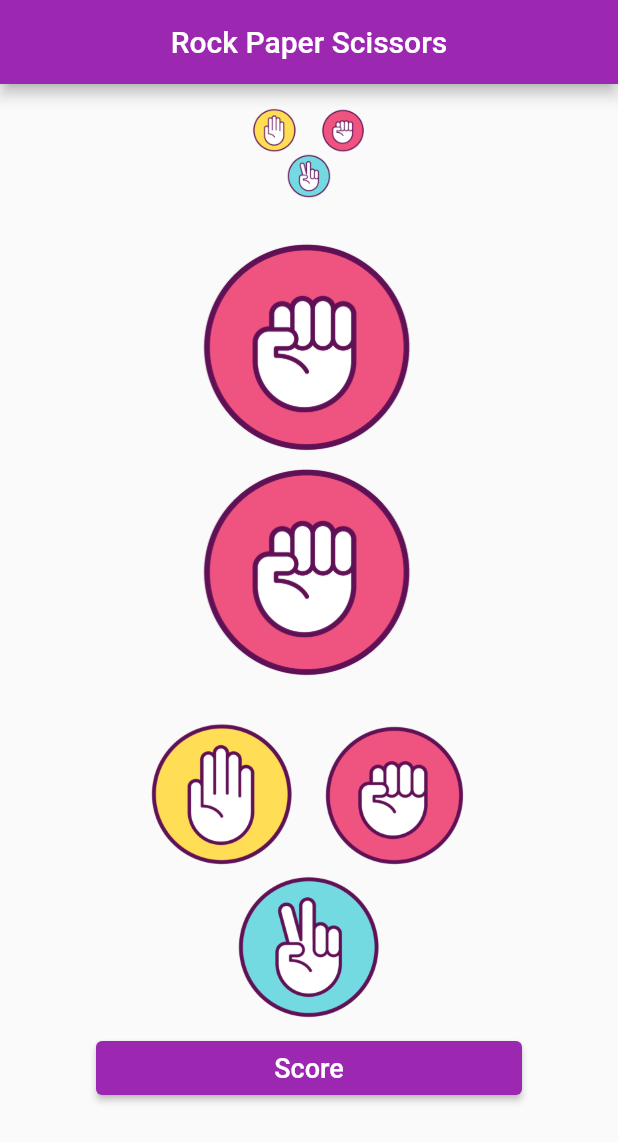
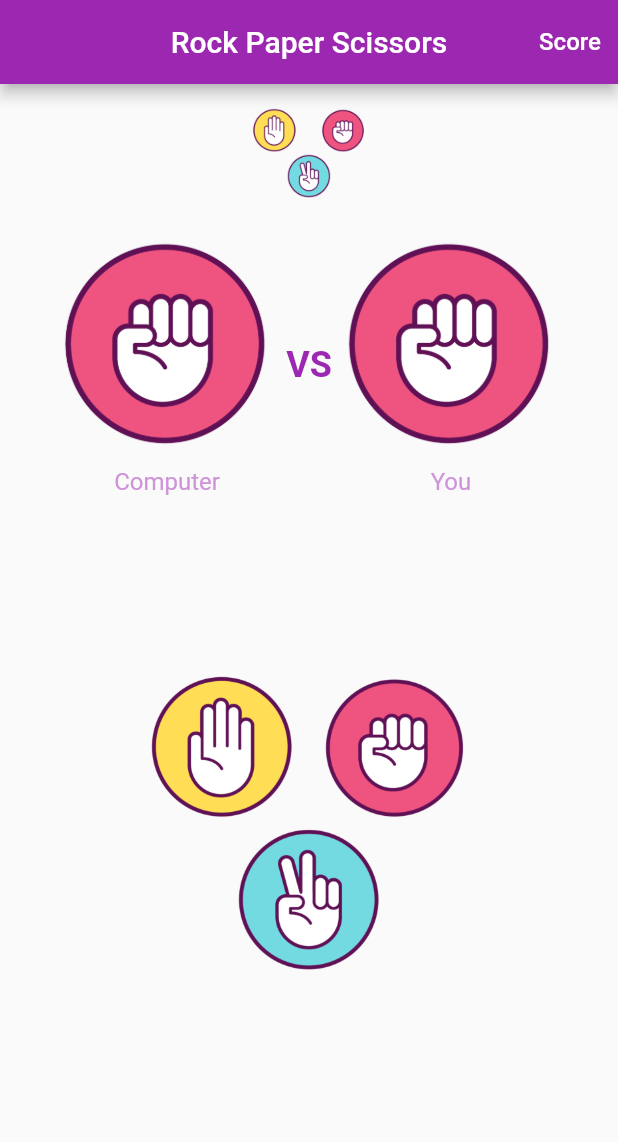
Before and after one commit to ranakh2001/paper-_rock_scissors, a Flutter app: the screen it shows after launch, on a phone screen of 412 x 824 dp. Shown: the top 1142 px of the screen. Run offline on Flutter 3.47's test engine with Material 2 defaults, Android fonts, the phone set to English and light mode, and no system bars.

Commit message:
new edit

```diff
--- a/lib/home.dart
+++ b/lib/home.dart
@@ -16,6 +16,8 @@ class _HomeState extends State<Home> {
   late int myImagenum;
   late List<int> myScore;
   late List<int> computerScore;
+  List<String> messages = ["You win!", "Computer win!", "No one win"];
+  String messege = "";
   @override
   void initState() {
     setState(() {
@@ -30,9 +32,26 @@ class _HomeState extends State<Home> {
   Widget build(BuildContext context) {
     return Scaffold(
       appBar: AppBar(
-        title: const Text("Rock Paper Scissors"),
-        centerTitle: true,
-      ),
+          title: const Text("Rock Paper Scissors"),
+          centerTitle: true,
+          actions: [
+            TextButton(
+              onPressed: () {
+                Navigator.push(
+                  context,
+                  MaterialPageRoute(
+                      builder: (context) => Score(
+                            myScore: myScore,
+                            computerScore: computerScore,
+                          )),
+                );
+              },
+              child: const Text(
+                "Score",
+                style: TextStyle(color: Colors.white, fontSize: 16),
+              ),
+            ),
+          ]),
       body: Padding(
         padding: const EdgeInsets.all(16.0),
         child: Center(
@@ -67,21 +86,66 @@ class _HomeState extends State<Home> {
               ),
               Padding(
                 padding: const EdgeInsets.all(24.0),
-                child: Column(
+                child: Row(
                   mainAxisAlignment: MainAxisAlignment.spaceBetween,
                   children: [
-                    Container(
-                      width: 150,
-                      height: 150,
-                      child: Image.asset("images/$randomImagenum.png"),
+                    Expanded(
+                      child: Column(
+                        children: [
+                          Image.asset("images/$randomImagenum.png"),
+                          const SizedBox(
+                            height: 10,
+                          ),
+                          Text(
+                            "Computer",
+                            style: TextStyle(
+                                fontSize: 16, color: Colors.purple[200]),
+                          ),
+                        ],
+                      ),
                     ),
                     Container(
-                      width: 150,
-                      height: 150,
-                      child: Image.asset("images/$myImagenum.png"),
+                      padding: const EdgeInsets.all(8),
+                      child: const Text(
+                        "VS",
+                        style: TextStyle(
+                          fontWeight: FontWeight.bold,
+                          fontSize: 24,
+                          color: Colors.purple,
+                        ),
+                      ),
+                    ),
+                    Expanded(
+                      child: Column(
+                        children: [
+                          Image.asset("images/$myImagenum.png"),
+                          const SizedBox(
+                            height: 10,
+                          ),
+                          Text(
+                            "You",
+                            style: TextStyle(
+                                fontSize: 16, color: Colors.purple[200]),
+                          ),
+                        ],
+                      ),
                     ),
                   ],
                 ),
+              ),
+              Padding(
+                padding: const EdgeInsets.all(8.0),
+                child: Text(
+                  messege,
+                  style: const TextStyle(
+                    fontSize: 24,
+                    fontWeight: FontWeight.bold,
+                    color: Colors.purple,
+                  ),
+                ),
+              ),
+              const SizedBox(
+                height: 50,
               ),
               Row(
                 mainAxisAlignment: MainAxisAlignment.center,
@@ -94,12 +158,15 @@ class _HomeState extends State<Home> {
                         if (randomImagenum == 1) {
                           myScore.add(1);
                           computerScore.add(1);
+                          messege = messages[2];
                         } else if (randomImagenum == 2) {
                           myScore.add(1);
                           computerScore.add(0);
+                          messege = messages[0];
                         } else {
                           myScore.add(0);
                           computerScore.add(1);
+                          messege = messages[1];
                         }
                       });
                     },
@@ -118,12 +185,15 @@ class _HomeState extends State<Home> {
                         if (randomImagenum == 2) {
                           myScore.add(1);
                           computerScore.add(1);
+                          messege = messages[2];
                         } else if (randomImagenum == 1) {
                           myScore.add(0);
                           computerScore.add(1);
+                          messege = messages[1];
                         } else {
                           myScore.add(1);
                           computerScore.add(0);
+                          messege = messages[0];
                         }
                       });
                     },
@@ -147,12 +217,15 @@ class _HomeState extends State<Home> {
                         if (randomImagenum == 3) {
                           myScore.add(1);
                           computerScore.add(1);
+                          messege = messages[2];
                         } else if (randomImagenum == 1) {
                           myScore.add(1);
                           computerScore.add(0);
+                          messege = messages[0];
                         } else {
                           myScore.add(0);
                           computerScore.add(1);
+                          messege = messages[1];
                         }
                       });
                     },
@@ -164,25 +237,7 @@ class _HomeState extends State<Home> {
                   ),
                 ],
               ),
-              Container(
-                width: 300,
-                padding: const EdgeInsets.all(8),
-                child: ElevatedButton(
-                    onPressed: () {
-                      Navigator.push(
-                        context,
-                        MaterialPageRoute(
-                            builder: (context) => Score(
-                                  myScore: myScore,
-                                  computerScore: computerScore,
-                                )),
-                      );
-                    },
-                    child: const Text(
-                      "Score",
-                      style: TextStyle(fontSize: 18),
-                    )),
-              )
+              const Spacer(),
             ],
           ),
         ),
```
